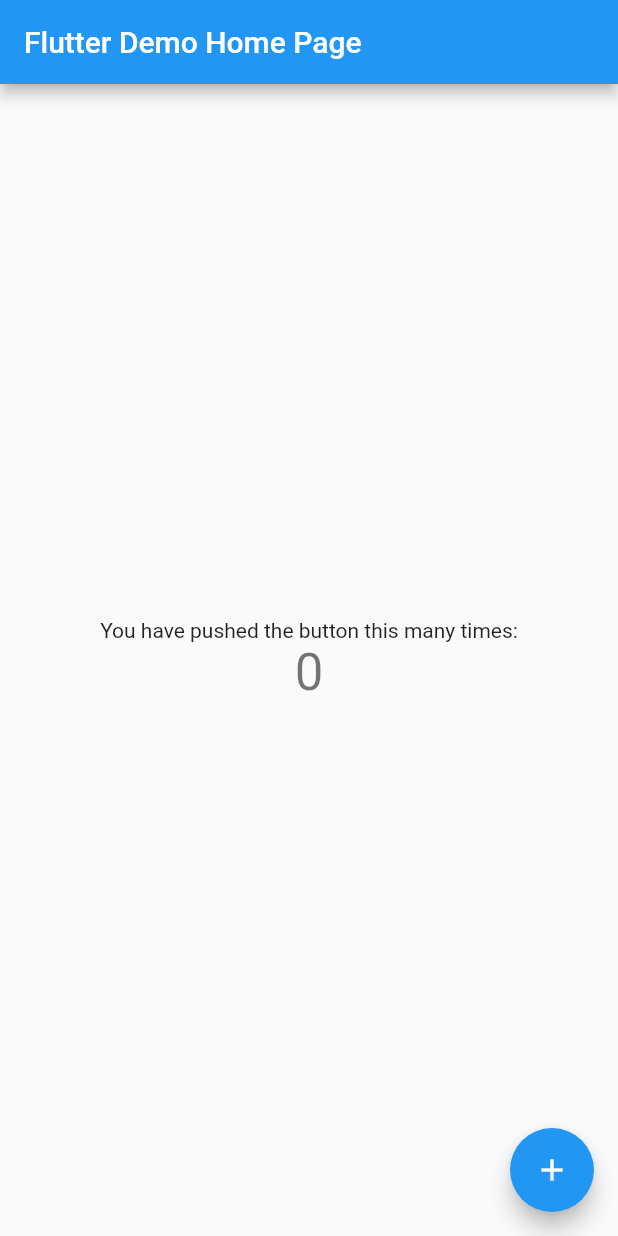
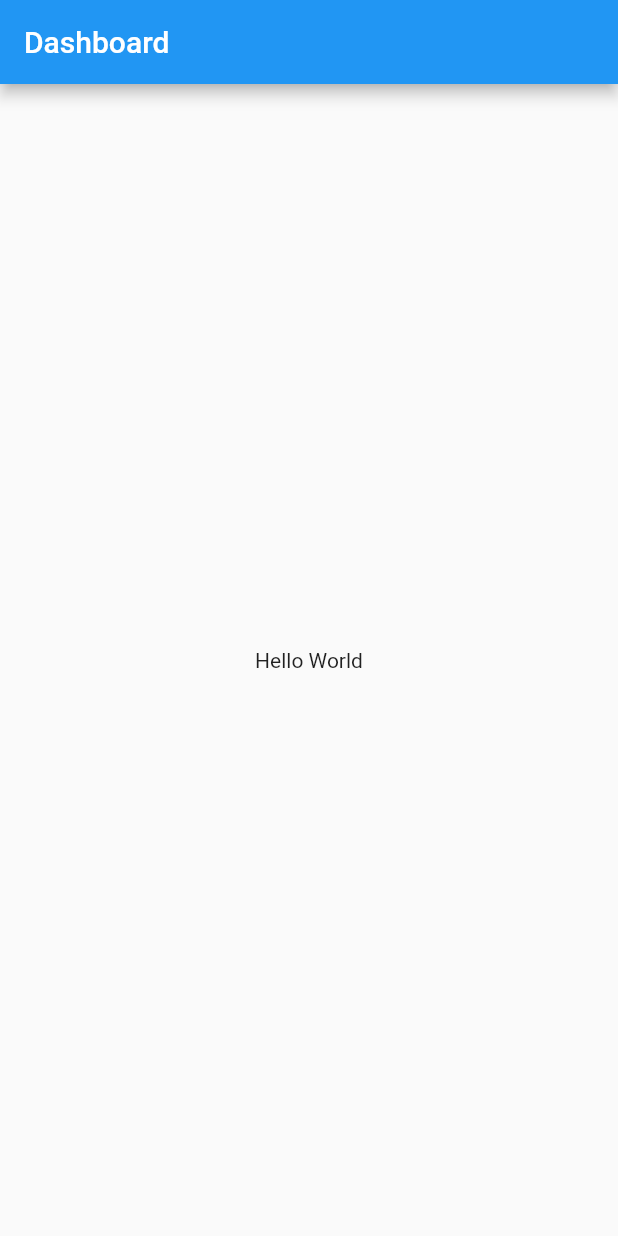
Before and after one commit to MauricioEnLaUni/Integradora-2023-CBS, a Flutter app: the screen it shows after launch, on a phone screen of 412 x 824 dp. Run offline on Flutter 3.47's test engine with Material 2 defaults, Android fonts, the phone set to English and light mode, and no system bars; our stand-ins replace bloc.

Commit message:
Started Fiddling with the Front End

```diff
--- /dev/null
+++ b/front_end/lib/bloc/employee_event.dart
@@ -0,0 +1,4 @@
+part of 'employee_bloc.dart';
+
+@immutable
+abstract class EmployeeEvent {}
--- /dev/null
+++ b/front_end/lib/bloc/employee_state.dart
@@ -0,0 +1,6 @@
+part of 'employee_bloc.dart';
+
+@immutable
+abstract class EmployeeState {}
+
+class EmployeeInitial extends EmployeeState {}
--- a/front_end/lib/main.dart
+++ b/front_end/lib/main.dart
@@ -1,66 +1,22 @@
 import 'package:flutter/material.dart';
 
+import 'constants.dart';
+
 void main() {
-  runApp(const MyApp());
-}
-
-class MyApp extends StatelessWidget {
-  const MyApp({super.key});
-
-  @override
-  Widget build(BuildContext context) {
-    return MaterialApp(
-      title: 'Flutter Demo',
-      theme: ThemeData(
-        primarySwatch: Colors.blue,
-      ),
-      home: const MyHomePage(title: 'Flutter Demo Home Page'),
-    );
-  }
-}
-
-class MyHomePage extends StatefulWidget {
-  const MyHomePage({super.key, required this.title});
-  final String title;
-
-  @override
-  State<MyHomePage> createState() => _MyHomePageState();
-}
-
-class _MyHomePageState extends State<MyHomePage> {
-  int _counter = 0;
-
-  void _incrementCounter() {
-    setState(() {
-      _counter++;
-    });
-  }
-
-  @override
-  Widget build(BuildContext context) {
-    return Scaffold(
-      appBar: AppBar(
-        title: Text(widget.title),
-      ),
-      body: Center(
-        child: Column(
-          mainAxisAlignment: MainAxisAlignment.center,
-          children: <Widget>[
-            const Text(
-              'You have pushed the button this many times:',
-            ),
-            Text(
-              '$_counter',
-              style: Theme.of(context).textTheme.headline4,
-            ),
-          ],
+  return runApp(
+    MaterialApp(
+      title: Constants.appTitle,
+      home: Scaffold(
+        appBar: AppBar(
+          title: const Text('Dashboard'),
+        ),
+        body: const Center(
+          child: Text(
+            'Hello World',
+            textDirection: TextDirection.ltr,
+          ),
         ),
       ),
-      floatingActionButton: FloatingActionButton(
-        onPressed: _incrementCounter,
-        tooltip: 'Increment',
-        child: const Icon(Icons.add),
-      ),
-    );
-  }
+    ),
+  );
 }
--- a/front_end/pubspec.yaml
+++ b/front_end/pubspec.yaml
@@ -36,6 +36,7 @@
   # The following adds the Cupertino Icons font to your application.
   # Use with the CupertinoIcons class for iOS style icons.
   cupertino_icons: ^1.0.2
+  bloc: ^8.1.1
 
 dev_dependencies:
   flutter_test:
```
Also changed, not shown: front_end/lib/bloc/employee_bloc.dart (added, +13 -0 lines), front_end/lib/constants.dart (added, +11 -0 lines), front_end/pubspec.lock, 2 other files.
